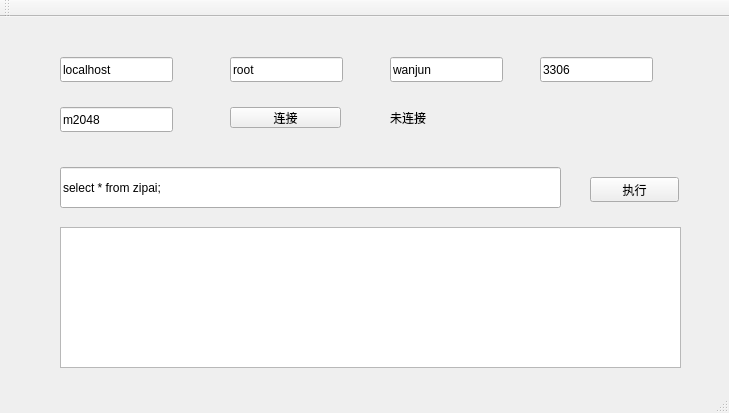
Qt form mysql/mainwindow.ui (WanJunCode/MysqlClientQT) before a commit.
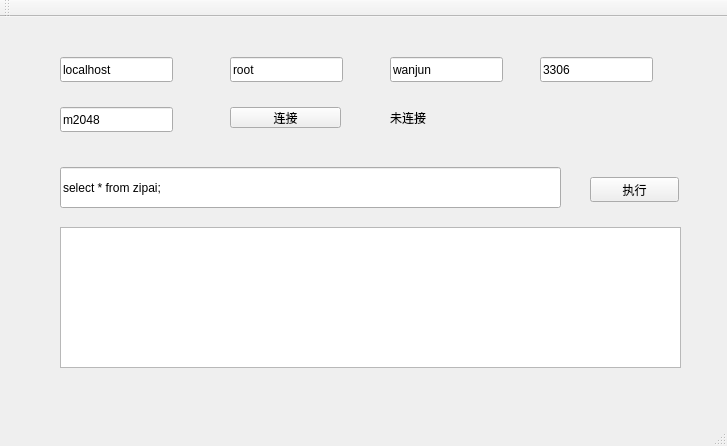
The same form after that commit.

The edit to the form file:
```diff
--- a/mysql/mainwindow.ui
+++ b/mysql/mainwindow.ui
@@ -6,8 +6,8 @@
    <rect>
     <x>0</x>
     <y>0</y>
-    <width>729</width>
-    <height>413</height>
+    <width>727</width>
+    <height>446</height>
    </rect>
   </property>
   <property name="windowTitle">
```
Left out of the diff: 15 changed lines with no effect on the pictures.
